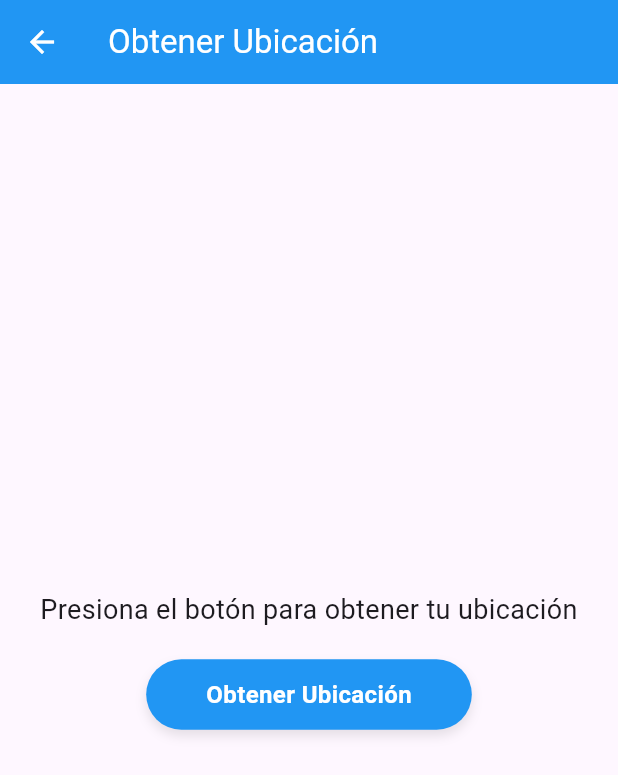
After one commit to valehe0710/Dise-o-de-Figma-a-Flutter, a Flutter app: the screen it shows after launch, after a tap on "Obtener Ubicación", on a phone screen of 412 x 824 dp. The commit adds this screen. Shown: the top 775 px of the screen. Run offline on Flutter 3.47's test engine with Material 3 defaults, Android fonts, the phone set to English and light mode, and no system bars; our stand-ins replace geolocator.

Commit message:
Funsion de gps cordenadas

```diff
--- /dev/null
+++ b/figma_flutter/lib/location_screen.dart
@@ -0,0 +1,96 @@
+import 'package:flutter/material.dart';
+import 'custom_button.dart';
+import 'package:geolocator/geolocator.dart';  // Importa la dependencia para geolocalización
+
+class LocationScreen extends StatefulWidget {
+  const LocationScreen({super.key});
+
+  @override
+  State<LocationScreen> createState() => _LocationScreenState();
+}
+
+class _LocationScreenState extends State<LocationScreen> {
+  String _locationMessage = 'Presiona el botón para obtener tu ubicación';  // Variable para mostrar el mensaje o coordenadas
+
+  // Método asincrónico para obtener la ubicación
+  Future<void> _getCurrentLocation() async {
+    bool serviceEnabled;  // Variable para verificar si el servicio de ubicación está habilitado
+    LocationPermission permission;  // Variable para manejar los permisos
+
+    // Paso 1: Verificar si el servicio de ubicación está habilitado
+    serviceEnabled = await Geolocator.isLocationServiceEnabled();
+    if (!serviceEnabled) {
+      setState(() {
+        _locationMessage = 'El servicio de ubicación está desactivado. Por favor, actívalo en la configuración del dispositivo.';
+      });
+      return;
+    }
+
+    // Paso 2: Verificar y solicitar permisos
+    permission = await Geolocator.checkPermission();
+    if (permission == LocationPermission.denied) {
+      permission = await Geolocator.requestPermission();
+      if (permission == LocationPermission.denied) {
+        setState(() {
+          _locationMessage = 'Permiso de ubicación denegado. Por favor, habilita los permisos en la configuración.';
+        });
+        return;
+      }
+    }
+
+    if (permission == LocationPermission.deniedForever) {
+      setState(() {
+        _locationMessage = 'Permiso de ubicación denegado permanentemente. No podemos solicitar acceso.';
+      });
+      return;
+    }
+
+    // Paso 3: Obtener la posición actual si todo está bien
+    try {
+      Position position = await Geolocator.getCurrentPosition(
+        desiredAccuracy: LocationAccuracy.high,  // Precisión alta para GPS
+      );
+
+      // Paso 4: Actualizar el estado con las coordenadas obtenidas
+      setState(() {
+        _locationMessage = 'Latitud: ${position.latitude}, Longitud: ${position.longitude}';
+      });
+    } catch (e) {
+      setState(() {
+        _locationMessage = 'Error al obtener la ubicación: $e';
+      });
+    }
+  }
+
+  @override
+  Widget build(BuildContext context) {
+    return Scaffold(
+      appBar: AppBar(
+        title: const Text('Obtener Ubicación'),
+        backgroundColor: Colors.blue,
+        foregroundColor: Colors.white,
+      ),
+      body: Center(
+        child: Column(
+          mainAxisAlignment: MainAxisAlignment.center,
+          children: [
+            Text(
+              _locationMessage,
+              style: const TextStyle(fontSize: 18),
+              textAlign: TextAlign.center,
+            ),
+            const SizedBox(height: 20),
+            BotonPersonalizado(  // Usamos tu botón personalizado
+              texto: 'Obtener Ubicación',
+              onPressed: _getCurrentLocation,  // Llama al método para obtener la ubicación
+              colorFondo: Colors.blue,
+              colorTexto: Colors.white,
+              paddingHorizontal: 40,
+              paddingVertical: 12,
+            ),
+          ],
+        ),
+      ),
+    );
+  }
+}
--- a/figma_flutter/lib/main_screen.dart
+++ b/figma_flutter/lib/main_screen.dart
@@ -1,7 +1,8 @@
 import 'package:flutter/material.dart';
-import 'custom_button.dart';
+import 'custom_button.dart';  // Asegúrate de que esté importado
 import 'login_screen.dart';
 import 'register_screen.dart';
+import 'location_screen.dart';  // Importa la nueva pantalla
 
 class MainScreen extends StatelessWidget {
   const MainScreen({super.key});
@@ -23,6 +24,24 @@ class MainScreen extends StatelessWidget {
               textAlign: TextAlign.center,
             ),
             const SizedBox(height: 30),
+
+            // Botón para obtener ubicación (nuevo)
+            BotonPersonalizado(
+              texto: 'Obtener Ubicación',
+              onPressed: () {
+                Navigator.push(
+                  context,
+                  MaterialPageRoute(
+                    builder: (context) => const LocationScreen(),
+                  ),
+                );
+              },
+              colorFondo: const Color.fromARGB(255, 149, 15, 172),
+              colorTexto: Colors.white,
+              paddingHorizontal: 40,
+              paddingVertical: 7,
+            ),
+            const SizedBox(height: 16),
 
             // login
             BotonPersonalizado(
@@ -60,7 +79,6 @@ class MainScreen extends StatelessWidget {
               paddingVertical: 5,
             ),
             const SizedBox(height: 30),
-          //so
             Row(
               mainAxisSize: MainAxisSize.min,
               children: const [
--- a/figma_flutter/pubspec.yaml
+++ b/figma_flutter/pubspec.yaml
@@ -7,8 +7,8 @@ environment:
   sdk: ^3.9.0
 
 dependencies:
-  flutter:
-    sdk: flutter
+  geolocator: ^9.0.2 #gps
+  cupertino_icons: ^1.0.2
 
 dev_dependencies:
   flutter_test:
```
Also changed, not shown: figma_flutter/pubspec.lock, 5 other files.
